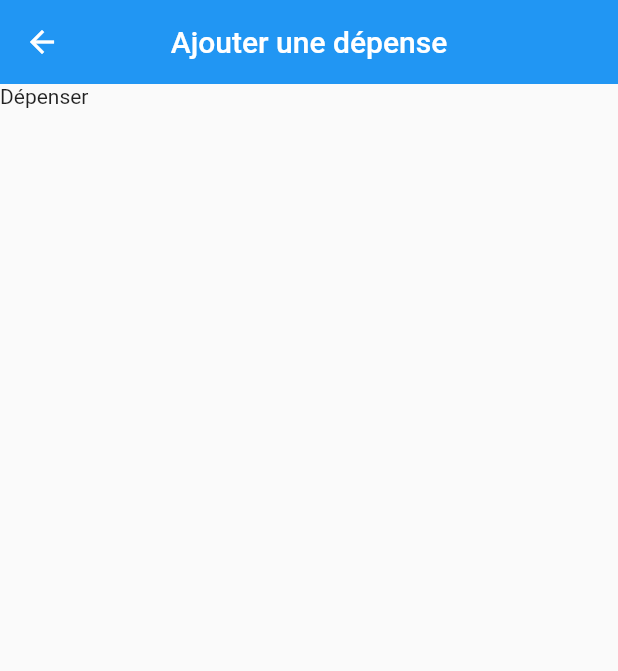
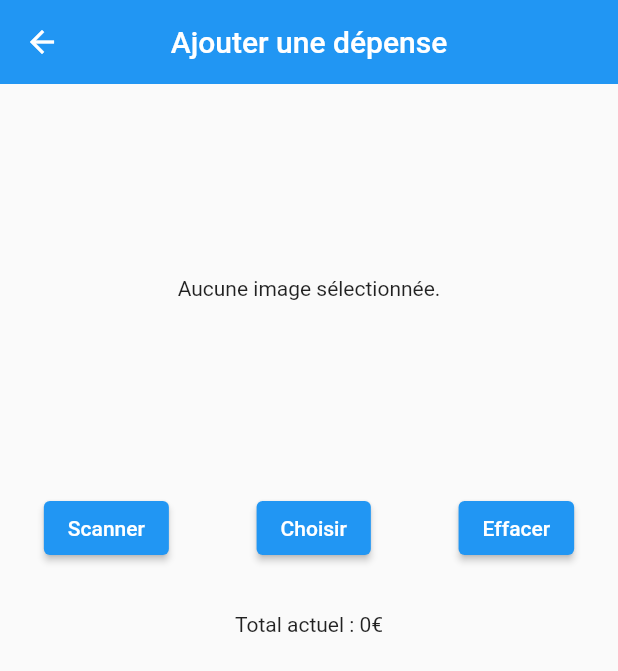
Before and after one commit to Drakx116/my-budget-app, a Flutter app: the ExpenseScreen screen opened by its route, on a phone screen of 412 x 824 dp. Shown: the top 671 px of the screen. Run offline on Flutter 3.47's test engine with Material 2 defaults, Android fonts, the phone set to English and light mode, and no system bars; our stand-ins replace dio, flutter_dotenv, flutter_secure_storage, freezed_annotation, image_picker; missing offline and left inert: learning_input_image, learning_text_recognition; accounts and stored records are empty.

Commit message:
feat(ocr): Implement basic price recognition :sparkles:

```diff
--- a/lib/main.dart
+++ b/lib/main.dart
@@ -35,7 +35,7 @@ class App extends StatelessWidget {
         home: const DefaultContainer(),
         routes: {
           '': (context) => const BaseContainer(),
-          'expense': (context) => const ExpenseScreen(),
+          'expense': (context) => ExpenseScreen(),
           'income': (context) => const IncomeScreen()
         },
       ),
--- a/lib/screens/expense_screen.dart
+++ b/lib/screens/expense_screen.dart
@@ -1,9 +1,20 @@
 import 'package:flutter/material.dart';
+import 'package:learning_input_image/learning_input_image.dart';
+import 'package:learning_text_recognition/learning_text_recognition.dart';
+import 'package:my_budget_app/widgets/scanner_widget.dart';
 
-class ExpenseScreen extends StatelessWidget
-{
-  const ExpenseScreen({Key? key}) : super(key: key);
+class ExpenseScreen extends StatefulWidget {
+  ExpenseScreen({Key? key, this.price }) : super(key: key);
 
+  String? price;
+
+  @override
+  State<StatefulWidget> createState() {
+    return _ExpenseScreenState();
+  }
+}
+
+class _ExpenseScreenState extends State<ExpenseScreen> {
   @override
   Widget build(BuildContext context) {
     return Scaffold(
@@ -12,7 +23,33 @@ class ExpenseScreen extends StatelessWidget
         centerTitle: true,
         elevation: 0,
       ),
-      body: const Text('Dépenser'),
+      body: Column(
+        children: [
+          ScannerWidget(
+            onImage: (InputImage image) async {
+              TextRecognition textRecognition = TextRecognition();
+              RecognizedText? result = await textRecognition.process(image);
+
+              for (var element in result!.blocks) {
+                if (RegExp(r'^[0-9]+([.,][0-9]{2})?[ ]?(EUR|Eur|eur|e|€|E)').hasMatch(element.text)) {
+                  setState(() {
+                    widget.price = element.text
+                        .replaceAll('EUR', '')
+                        .replaceAll('Eur', '')
+                        .replaceAll('eur', '')
+                        .replaceAll('e', '')
+                        .replaceAll('€', '')
+                        .replaceAll('E', '');
+                  });
+                }
+              }
+            },
+            parent: this, // TODO : Avoid doing this
+          ),
+          const SizedBox(height: 32),
+          Text('Total actuel : ' + (widget.price != null ? widget.price.toString() : '0') + '€')
+        ],
+      ),
     );
   }
 }
--- /dev/null
+++ b/lib/widgets/scanner_widget.dart
@@ -0,0 +1,125 @@
+import 'dart:io';
+import 'package:flutter/material.dart';
+import 'package:image_picker/image_picker.dart';
+import 'package:learning_input_image/learning_input_image.dart';
+import 'package:my_budget_app/screens/expense_screen.dart';
+
+enum CameraType { front, rear }
+
+class ScannerWidget extends StatefulWidget
+{
+  final Widget? overlay;
+  final CameraType cameraDefault;
+  final ResolutionPreset resolutionPreset;
+  final Function(InputImage inputImage) onImage;
+  final State<ExpenseScreen> parent;
+
+  const ScannerWidget({
+    Key? key,
+    this.overlay,
+    this.cameraDefault = CameraType.rear,
+    this.resolutionPreset = ResolutionPreset.high,
+    required this.onImage,
+    required this.parent
+  }) : super(key: key);
+
+  @override
+  _ScannerWidgetState createState() => _ScannerWidgetState();
+}
+
+class _ScannerWidgetState extends State<ScannerWidget> {
+  File? _image;
+  ImagePicker? _imagePicker;
+  int _cameraIndex = 0;
+
+  CameraDescription get camera => cameras[_cameraIndex];
+
+  @override
+  void initState() {
+    super.initState();
+
+    _imagePicker = ImagePicker();
+    WidgetsBinding.instance?.addPostFrameCallback((_) async {
+      await _initializeCamera();
+      _refresh();
+    });
+  }
+
+  void _refresh() {
+    if (mounted) setState(() {});
+  }
+
+  Future<void> _initializeCamera() async {
+    cameras = await availableCameras();
+
+    if (cameras.length > 1 && widget.cameraDefault == CameraType.front) {
+      _cameraIndex = 1;
+    }
+  }
+
+  Future<void> _chooseImage() async {
+    await _getImage(ImageSource.gallery);
+  }
+
+  Future<void> _takePhoto() async {
+    await _getImage(ImageSource.camera);
+  }
+
+  Future<void> _getImage(ImageSource source) async {
+    XFile? xfile = await _imagePicker?.pickImage(source: source);
+
+    if (xfile != null) {
+      File image = new File(xfile.path);
+
+      setState(() {
+        _image = image;
+      });
+
+      final img = await decodeImageFromList(image.readAsBytesSync());
+
+      widget.onImage(InputImage.fromFile(
+          image,
+          metadata: InputImageData(size: Size(img.width.toDouble(), img.height.toDouble())))
+      );
+    }
+
+    _refresh();
+  }
+
+  void _reset() {
+    setState(() { _image = null; });
+
+    widget.parent.setState(() {
+      widget.parent.widget.price = '0';
+    });
+  }
+
+  @override
+  Widget build(BuildContext context) {
+    return Column(
+      children: [
+        const SizedBox(height: 16),
+        SizedBox(
+          height: 240,
+          child: Row(
+            mainAxisAlignment: MainAxisAlignment.center,
+            crossAxisAlignment: CrossAxisAlignment.center,
+            children: <Widget>[
+              _image != null ? Image.file(_image!) : const Text('Aucune image sélectionnée.'),
+              widget.overlay ?? Container(),
+            ],
+          ),
+        ),
+        const SizedBox(height: 16),
+        Row(
+          mainAxisAlignment: MainAxisAlignment.spaceAround,
+          children: [
+            ElevatedButton(child: const Text('Scanner'), onPressed: _takePhoto),
+            ElevatedButton(child: const Text('Choisir'), onPressed: _chooseImage),
+            ElevatedButton(child: const Text('Effacer'), onPressed: _reset)
+          ]
+        )
+      ],
+    );
+  }
+}
```
